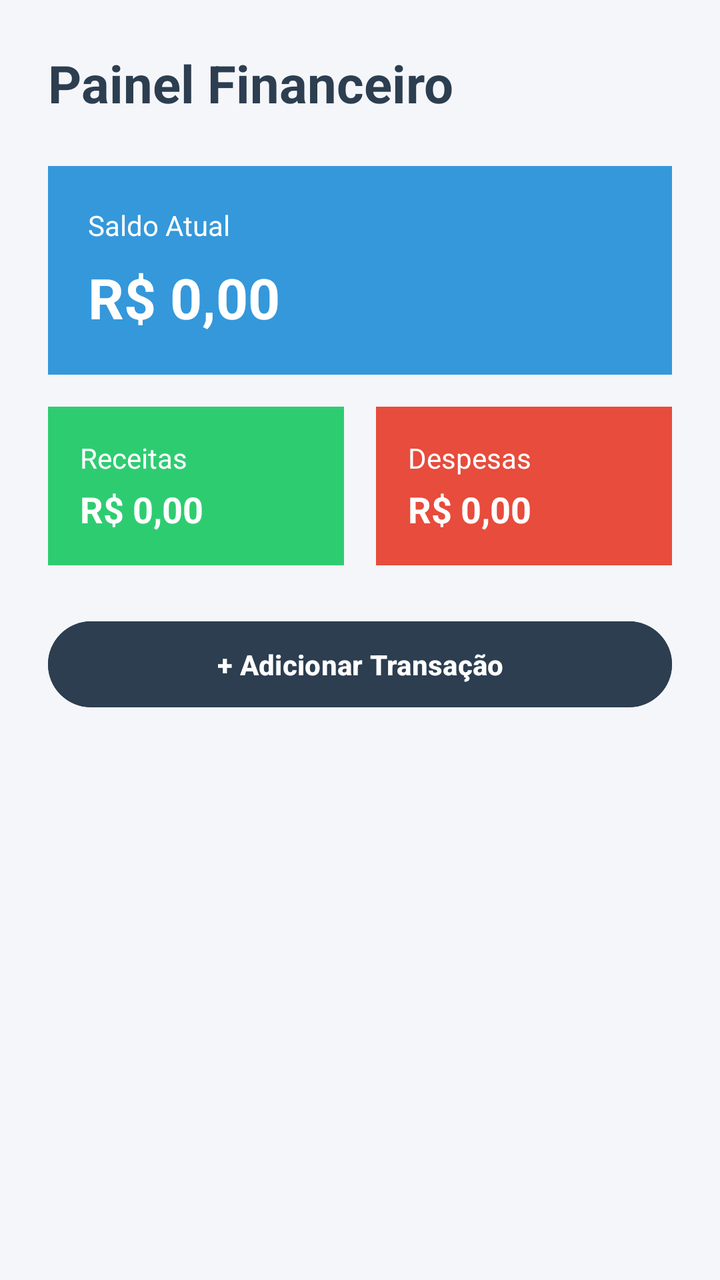
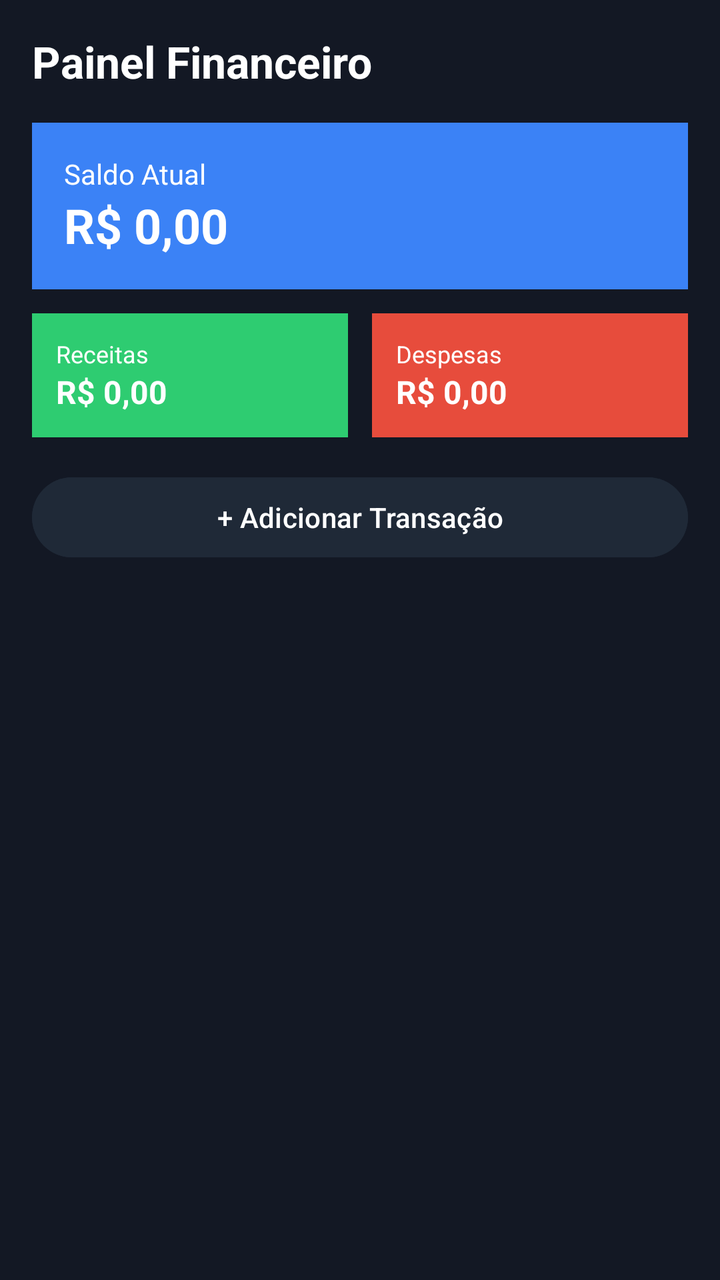

Two renders of the same Android screen: before a commit and after it. Below are the layout's source before the change and the commit's diff.
<!-- AndroidManifest.xml: application theme Theme.PlayMoneyApp -->
<!-- res/layout/activity_dashboard.xml -->
<?xml version="1.0" encoding="utf-8"?>
<LinearLayout xmlns:android="http://schemas.android.com/apk/res/android"
    android:id="@+id/main"
    android:layout_width="match_parent"
    android:layout_height="match_parent"
    android:orientation="vertical"
    android:padding="24dp"
    android:background="#F5F6FA">

    
    <TextView
        android:layout_width="wrap_content"
        android:layout_height="wrap_content"
        android:text="Painel Financeiro"
        android:textSize="26sp"
        android:textStyle="bold"
        android:textColor="#2C3E50"
        android:layout_marginBottom="24dp"/>

    
    <LinearLayout
        android:layout_width="match_parent"
        android:layout_height="wrap_content"
        android:orientation="vertical"
        android:background="#3498DB"
        android:padding="20dp"
        android:layout_marginBottom="16dp">

        <TextView
            android:layout_width="wrap_content"
            android:layout_height="wrap_content"
            android:text="Saldo Atual"
            android:textColor="#FFFFFF"
            android:textSize="14sp"/>

        <TextView
            android:id="@+id/txtTotalBalance"
            android:layout_width="wrap_content"
            android:layout_height="wrap_content"
            android:text="R$ 0,00"
            android:textColor="#FFFFFF"
            android:textSize="28sp"
            android:textStyle="bold"
            android:layout_marginTop="8dp"/>
    </LinearLayout>

    
    <LinearLayout
        android:layout_width="match_parent"
        android:layout_height="wrap_content"
        android:orientation="horizontal"
        android:weightSum="2"
        android:layout_marginBottom="24dp">

        
        <LinearLayout
            android:layout_width="0dp"
            android:layout_height="wrap_content"
            android:layout_weight="1"
            android:orientation="vertical"
            android:background="#2ECC71"
            android:padding="16dp"
            android:layout_marginEnd="8dp">

            <TextView
                android:layout_width="wrap_content"
                android:layout_height="wrap_content"
                android:text="Receitas"
                android:textColor="#FFFFFF"/>

            <TextView
                android:id="@+id/txtTotalIncome"
                android:layout_width="wrap_content"
                android:layout_height="wrap_content"
                android:text="R$ 0,00"
                android:textColor="#FFFFFF"
                android:textSize="18sp"
                android:textStyle="bold"
                android:layout_marginTop="4dp"/>
        </LinearLayout>

        
        <LinearLayout
            android:layout_width="0dp"
            android:layout_height="wrap_content"
            android:layout_weight="1"
            android:orientation="vertical"
            android:background="#E74C3C"
            android:padding="16dp"
            android:layout_marginStart="8dp">

            <TextView
                android:layout_width="wrap_content"
                android:layout_height="wrap_content"
                android:text="Despesas"
                android:textColor="#FFFFFF"/>

            <TextView
                android:id="@+id/txtTotalExpense"
                android:layout_width="wrap_content"
                android:layout_height="wrap_content"
                android:text="R$ 0,00"
                android:textColor="#FFFFFF"
                android:textSize="18sp"
                android:textStyle="bold"
                android:layout_marginTop="4dp"/>
        </LinearLayout>
    </LinearLayout>

    
    <Button
        android:id="@+id/btnAddTransaction"
        android:layout_width="match_parent"
        android:layout_height="wrap_content"
        android:text="+ Adicionar Transação"
        android:backgroundTint="#2C3E50"
        android:textColor="#FFFFFF"
        android:textStyle="bold"
        android:padding="12dp"/>

</LinearLayout>
<!-- resources referenced by this layout -->
<resources>
  <style name="Theme.PlayMoneyApp" parent="Base.Theme.PlayMoneyApp" />
  <style name="Base.Theme.PlayMoneyApp" parent="Theme.Material3.DayNight.NoActionBar">
          
          
      </style>
</resources>

<!-- the commit's change to res/layout/activity_dashboard.xml (unified diff, before → after) -->
@@ -3,28 +3,28 @@
     android:id="@+id/main"
     android:layout_width="match_parent"
     android:layout_height="match_parent"
+    android:background="#131824"
     android:orientation="vertical"
-    android:padding="24dp"
-    android:background="#F5F6FA">
+    android:padding="16dp">
 
     
     <TextView
         android:layout_width="wrap_content"
         android:layout_height="wrap_content"
         android:text="Painel Financeiro"
-        android:textSize="26sp"
+        android:textColor="#FFFFFF"
+        android:textSize="22sp"
         android:textStyle="bold"
-        android:textColor="#2C3E50"
-        android:layout_marginBottom="24dp"/>
+        android:layout_marginBottom="16dp"/>
 
     
     <LinearLayout
         android:layout_width="match_parent"
         android:layout_height="wrap_content"
+        android:background="#3B82F6"
         android:orientation="vertical"
-        android:background="#3498DB"
-        android:padding="20dp"
-        android:layout_marginBottom="16dp">
+        android:padding="16dp"
+        android:layout_marginBottom="12dp">
 
         <TextView
             android:layout_width="wrap_content"
@@ -39,9 +39,8 @@
             android:layout_height="wrap_content"
             android:text="R$ 0,00"
             android:textColor="#FFFFFF"
-            android:textSize="28sp"
-            android:textStyle="bold"
-            android:layout_marginTop="8dp"/>
+            android:textSize="24sp"
+            android:textStyle="bold"/>
     </LinearLayout>
 
     
@@ -49,24 +48,24 @@
         android:layout_width="match_parent"
         android:layout_height="wrap_content"
         android:orientation="horizontal"
-        android:weightSum="2"
-        android:layout_marginBottom="24dp">
+        android:layout_marginBottom="16dp">
 
         
         <LinearLayout
             android:layout_width="0dp"
             android:layout_height="wrap_content"
             android:layout_weight="1"
+            android:background="#2ECC71"
             android:orientation="vertical"
-            android:background="#2ECC71"
-            android:padding="16dp"
-            android:layout_marginEnd="8dp">
+            android:padding="12dp"
+            android:layout_marginRight="6dp">
 
             <TextView
                 android:layout_width="wrap_content"
                 android:layout_height="wrap_content"
                 android:text="Receitas"
-                android:textColor="#FFFFFF"/>
+                android:textColor="#FFFFFF"
+                android:textSize="12sp"/>
 
             <TextView
                 android:id="@+id/txtTotalIncome"
@@ -74,9 +73,8 @@
                 android:layout_height="wrap_content"
                 android:text="R$ 0,00"
                 android:textColor="#FFFFFF"
-                android:textSize="18sp"
-                android:textStyle="bold"
-                android:layout_marginTop="4dp"/>
+                android:textSize="16sp"
+                android:textStyle="bold"/>
         </LinearLayout>
 
         
@@ -84,16 +82,17 @@
             android:layout_width="0dp"
             android:layout_height="wrap_content"
             android:layout_weight="1"
+            android:background="#E74C3C"
             android:orientation="vertical"
-            android:background="#E74C3C"
-            android:padding="16dp"
-            android:layout_marginStart="8dp">
+            android:padding="12dp"
+            android:layout_marginLeft="6dp">
 
             <TextView
                 android:layout_width="wrap_content"
                 android:layout_height="wrap_content"
                 android:text="Despesas"
-                android:textColor="#FFFFFF"/>
+                android:textColor="#FFFFFF"
+                android:textSize="12sp"/>
 
             <TextView
                 android:id="@+id/txtTotalExpense"
@@ -101,9 +100,8 @@
                 android:layout_height="wrap_content"
                 android:text="R$ 0,00"
                 android:textColor="#FFFFFF"
-                android:textSize="18sp"
-                android:textStyle="bold"
-                android:layout_marginTop="4dp"/>
+                android:textSize="16sp"
+                android:textStyle="bold"/>
         </LinearLayout>
     </LinearLayout>
 
@@ -113,9 +111,14 @@
         android:layout_width="match_parent"
         android:layout_height="wrap_content"
         android:text="+ Adicionar Transação"
-        android:backgroundTint="#2C3E50"
+        android:backgroundTint="#1F2937"
         android:textColor="#FFFFFF"
-        android:textStyle="bold"
-        android:padding="12dp"/>
+        android:layout_marginBottom="16dp"/>
+
+    
+    <androidx.recyclerview.widget.RecyclerView
+        android:id="@+id/recyclerViewTransactions"
+        android:layout_width="match_parent"
+        android:layout_height="match_parent"/>
 
 </LinearLayout>
